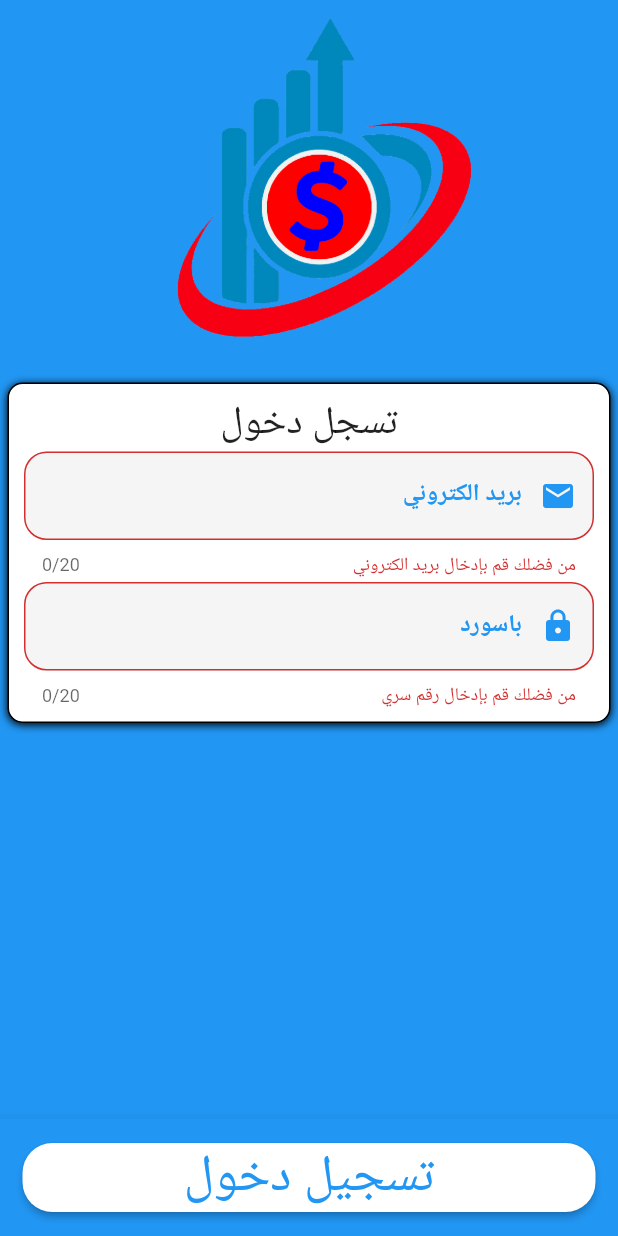
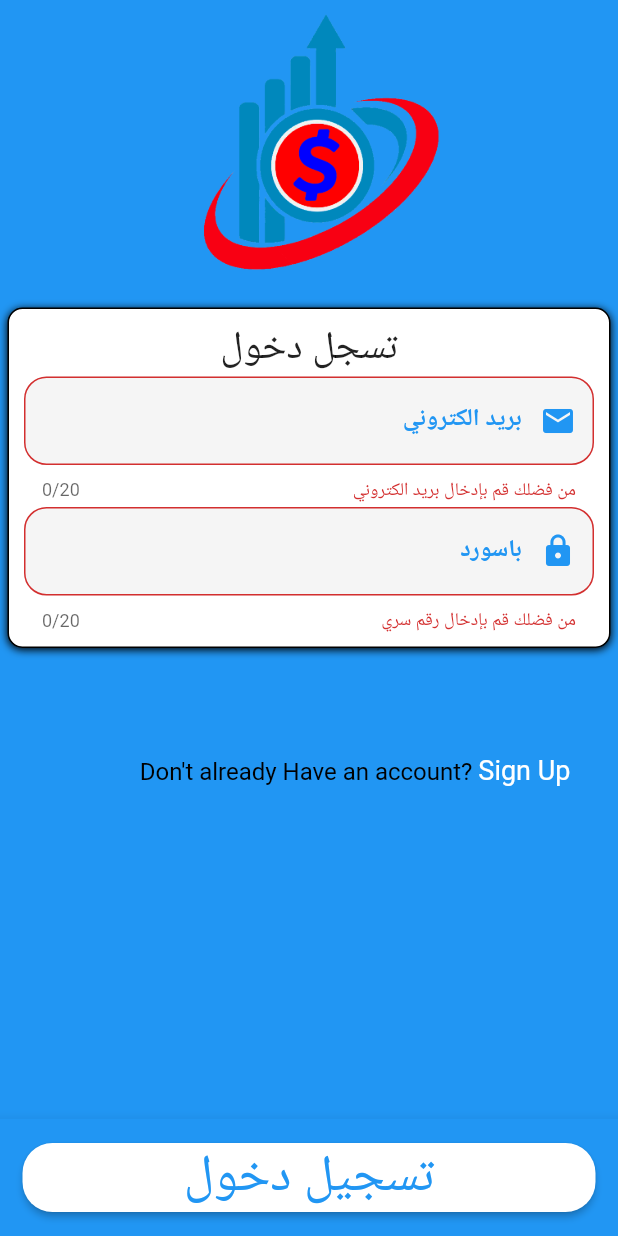
Before and after one commit to ahmad-bahaa/Cashier, a Flutter app: the screen it shows after launch, after a tap on "تسجيل دخول", on a phone screen of 412 x 824 dp. Run offline on Flutter 3.47's test engine with Material 2 defaults, Android fonts, the phone set to English and light mode, and no system bars; our stand-ins replace cloud_firestore, equatable, firebase_auth, firebase_core, flutter_typeahead, get; accounts and stored records are empty.

Commit message:
Committing changes after destroying the project

```diff
--- a/lib/controllers/auth_controller.dart
+++ b/lib/controllers/auth_controller.dart
@@ -1,24 +1,32 @@
 import 'package:firebase_auth/firebase_auth.dart';
+import 'package:flutter/material.dart';
 import 'package:get/get.dart';
+
+import '../screens/screens.dart';
 
 class AuthController extends GetxController {
   FirebaseAuth firebaseAuth = FirebaseAuth.instance;
-  // var auth = {}.obs;
-  // var currentUser = FirebaseAuth.instance.currentUser;
-  // String? get uid {
-  //   if (currentUser != null) {
-  //     return currentUser?.uid;
-  //   }
-  // }
-  //
-  // // Rx<User?> user = Rx<User>();
-  // // String? get uid => user.value?.uid;
-  //
-  // @override
-  // void onInit() {
-  //   // user.bindStream(firebaseAuth.authStateChanges());
-  // }
-  //
+  static AuthController instance = Get.find();
+  late Rx<User?> firebaseUser;
+
+  @override
+  void onInit() {
+    super.onInit();
+
+    firebaseUser = Rx<User?>(firebaseAuth.currentUser);
+
+    firebaseUser.bindStream(firebaseAuth.userChanges());
+    ever(firebaseUser, _setInitialScreen);
+  }
+
+  _setInitialScreen(User? user) {
+    if (user == null) {
+      Get.offAll(() => LoginScreen());
+    } else {
+      Get.offAll(() => const HomeScreen());
+    }
+  }
+
   Future<void> createUser(String email, String password) async {
     try {
       await firebaseAuth.createUserWithEmailAndPassword(
@@ -27,8 +35,12 @@ class AuthController extends GetxController {
       );
     } on FirebaseAuthException catch (e) {
       if (e.code == 'weak-password') {
+        Get.snackbar('Error', 'The password provided is too weak.',
+            colorText: Colors.red, backgroundColor: Colors.black);
         print('The password provided is too weak.');
       } else if (e.code == 'email-already-in-use') {
+        Get.snackbar('Error', 'The account already exists for that email.',
+            colorText: Colors.red, backgroundColor: Colors.black);
         print('The account already exists for that email.');
       }
     } catch (e) {
@@ -44,8 +56,12 @@ class AuthController extends GetxController {
       );
     } on FirebaseAuthException catch (e) {
       if (e.code == 'user-not-found') {
+        Get.snackbar('Error', 'No user found for that email.',
+            colorText: Colors.red, backgroundColor: Colors.black);
         print('No user found for that email.');
       } else if (e.code == 'wrong-password') {
+        Get.snackbar('Error', 'Wrong password provided for that user.',
+            colorText: Colors.red, backgroundColor: Colors.black);
         print('Wrong password provided for that user.');
       }
     }
--- a/lib/screens/user_auth_screens/login_screen.dart
+++ b/lib/screens/user_auth_screens/login_screen.dart
@@ -1,4 +1,5 @@
 import 'package:cashier/controllers/auth_controller.dart';
+import 'package:cashier/screens/home_screen.dart';
 import 'package:cashier/widgets/widgets.dart';
 import 'package:flutter/material.dart';
 import 'package:get/get.dart';
@@ -28,7 +29,7 @@ class LoginScreen extends StatelessWidget {
               ),
               onPressed: () {
                 if(_key.currentState!.validate()){
-
+                  authController.createUser('email@email.com', 'password');
                 }
               },
               child: Text(
@@ -48,8 +49,8 @@ class LoginScreen extends StatelessWidget {
             children: [
               Image.asset(
                 'assets/images/102.png',
-                height: 250,
-                width: 250,
+                height: 200,
+                width: 200,
               ),
               CustomContainer(
                 color: Colors.white,
@@ -87,7 +88,18 @@ class LoginScreen extends StatelessWidget {
                   ),
                 ),
               ),
+              CustomRichText(
+                discription: "Don't already Have an account? ",
+                text: "Sign Up",
+                onTap: () {
+                  Navigator.pushReplacement(
+                      context,
+                      MaterialPageRoute(
+                          builder: (context) => const HomeScreen()));
+                },
+              ),
                SizedBox(height: MediaQuery.of(context).size.height / 4,),
+
             ],
           ),
         ),
--- a/lib/services/database_services.dart
+++ b/lib/services/database_services.dart
@@ -1,3 +1,4 @@
+import 'package:cashier/controllers/auth_controller.dart';
 import 'package:cashier/models/bill_model.dart';
 import 'package:cashier/models/cash_model.dart';
 import 'package:cashier/models/person_model.dart';
@@ -7,7 +8,8 @@ import 'package:cloud_firestore/cloud_firestore.dart';
 final FirebaseFirestore _firebaseFirestore = FirebaseFirestore.instance;
 
 class DataBaseServices {
-  String userUid = 'ji7k9SxbxfHUqDctJx1W';
+  String userUi = 'ji7k9SxbxfHUqDctJx1W';
+  String userUid = AuthController().firebaseUser.value!.uid.toString();
 
   Stream<List<Person>> getAllPeople() {
     return _firebaseFirestore
--- /dev/null
+++ b/lib/widgets/custom_rich_text.dart
@@ -0,0 +1,34 @@
+import 'package:flutter/gestures.dart';
+import 'package:flutter/material.dart';
+
+class CustomRichText extends StatelessWidget {
+  final String discription;
+  final String text;
+  final Function() onTap;
+  const CustomRichText(
+      {Key? key,
+        required this.discription,
+        required this.text,
+        required this.onTap})
+      : super(key: key);
+// "Don't already Have an account? "
+  @override
+  Widget build(BuildContext context) {
+    return Container(
+      margin: EdgeInsets.only(
+          left: MediaQuery.of(context).size.width * 0.149,
+          top: MediaQuery.of(context).size.height * 0.08),
+      child: Text.rich(
+        TextSpan(
+            text: discription,
+            style: const TextStyle(color: Colors.black, fontSize: 16),
+            children: [
+              TextSpan(
+                  text: text,
+                  style: const TextStyle(color: Colors.white, fontSize: 18),
+                  recognizer: TapGestureRecognizer()..onTap = onTap),
+            ]),
+      ),
+    );
+  }
+}
--- a/lib/widgets/widgets.dart
+++ b/lib/widgets/widgets.dart
@@ -17,3 +17,4 @@ export 'row_bill_card.dart';
 export 'custom_type_ahead_person.dart';
 export 'custom_type_ahead_product.dart';
 export 'build_new_item.dart';
+export 'custom_rich_text.dart';
```
